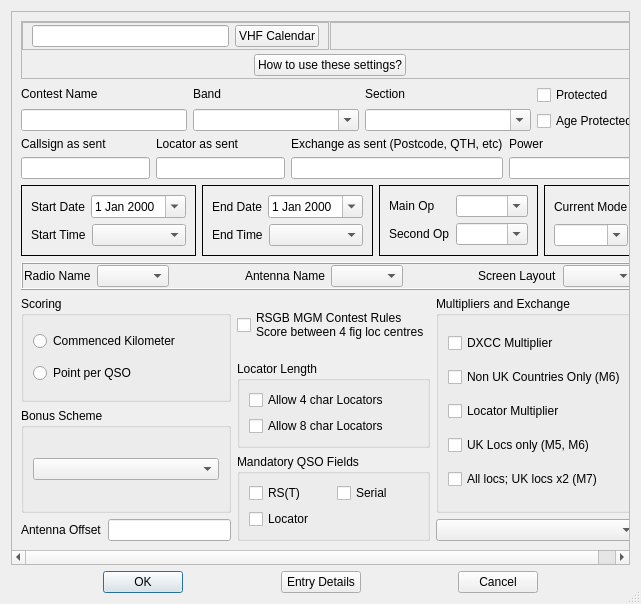
Old version of the form mqt/MqtLogger/contestdetails.ui in the repository Rsclub22/Minos2-Mirror.
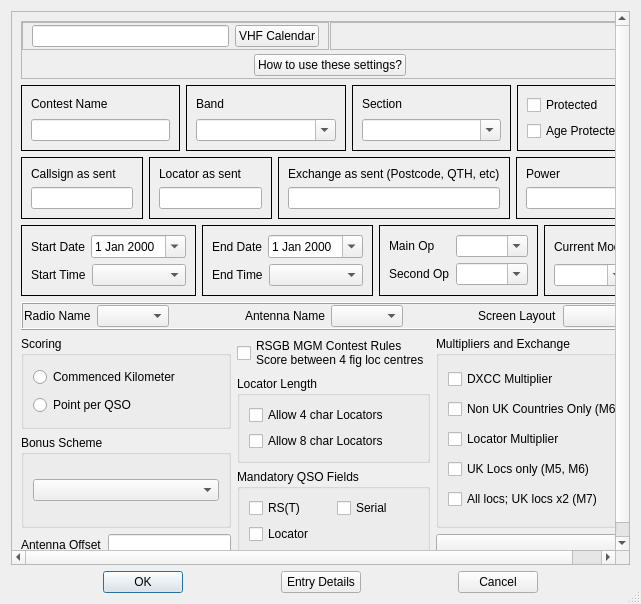
New version of the form. Custom widgets are drawn as their Qt base class.

The edit to the form file:
```diff
--- a/mqt/MqtLogger/contestdetails.ui
+++ b/mqt/MqtLogger/contestdetails.ui
@@ -30,8 +30,8 @@
        <rect>
         <x>0</x>
         <y>0</y>
-        <width>621</width>
-        <height>554</height>
+        <width>607</width>
+        <height>557</height>
        </rect>
       </property>
       <layout class="QVBoxLayout" name="verticalLayout_23">
@@ -232,6 +232,10 @@
        <item>
         <layout class="QHBoxLayout" name="horizontalLayout_5">
          <item>
+          <widget class="QFrame" name="">
+           <property name="frameShape">
+            <enum>QFrame::Box</enum>
+           </property>
           <layout class="QVBoxLayout" name="verticalLayout_2">
            <item>
             <widget class="QLabel" name="label">
@@ -248,8 +252,13 @@
             </widget>
            </item>
           </layout>
+          </widget>
          </item>
          <item>
+          <widget class="QFrame" name="">
+           <property name="frameShape">
+            <enum>QFrame::Box</enum>
+           </property>
           <layout class="QVBoxLayout" name="verticalLayout_3">
            <item>
             <widget class="QLabel" name="label_2">
@@ -275,8 +284,13 @@
             </widget>
            </item>
           </layout>
+          </widget>
          </item>
          <item>
+          <widget class="QFrame" name="">
+           <property name="frameShape">
+            <enum>QFrame::Box</enum>
+           </property>
           <layout class="QVBoxLayout" name="verticalLayout_4">
            <item>
             <widget class="QLabel" name="label_3">
@@ -302,8 +316,13 @@
             </widget>
            </item>
           </layout>
+          </widget>
          </item>
          <item>
+          <widget class="QFrame" name="">
+           <property name="frameShape">
+            <enum>QFrame::Box</enum>
+           </property>
           <layout class="QVBoxLayout" name="verticalLayout_19">
            <item>
             <widget class="QCheckBox" name="ProtectedOption">
@@ -320,12 +339,17 @@
             </widget>
            </item>
           </layout>
+          </widget>
          </item>
         </layout>
        </item>
        <item>
         <layout class="QHBoxLayout" name="horizontalLayout_6">
          <item>
+          <widget class="QFrame" name="">
+           <property name="frameShape">
+            <enum>QFrame::Box</enum>
+           </property>
           <layout class="QVBoxLayout" name="verticalLayout_5">
            <item>
             <widget class="QLabel" name="label_4">
@@ -342,8 +366,13 @@
             </widget>
            </item>
           </layout>
+          </widget>
          </item>
          <item>
+          <widget class="QFrame" name="">
+           <property name="frameShape">
+            <enum>QFrame::Box</enum>
+           </property>
           <layout class="QVBoxLayout" name="verticalLayout_6">
            <item>
             <widget class="QLabel" name="label_5">
@@ -360,8 +389,13 @@
             </widget>
            </item>
           </layout>
+          </widget>
          </item>
          <item>
+          <widget class="QFrame" name="">
+           <property name="frameShape">
+            <enum>QFrame::Box</enum>
+           </property>
           <layout class="QVBoxLayout" name="verticalLayout_7">
            <item>
             <widget class="QLabel" name="label_6">
@@ -378,8 +412,13 @@
             </widget>
            </item>
           </layout>
+          </widget>
          </item>
          <item>
+          <widget class="QFrame" name="">
+           <property name="frameShape">
+            <enum>QFrame::Box</enum>
+           </property>
           <layout class="QVBoxLayout" name="verticalLayout_8">
            <item>
             <widget class="QLabel" name="label_7">
@@ -396,6 +435,7 @@
             </widget>
            </item>
           </layout>
+          </widget>
          </item>
         </layout>
        </item>
```
Lines whose indentation alone changed are shown as unchanged.
